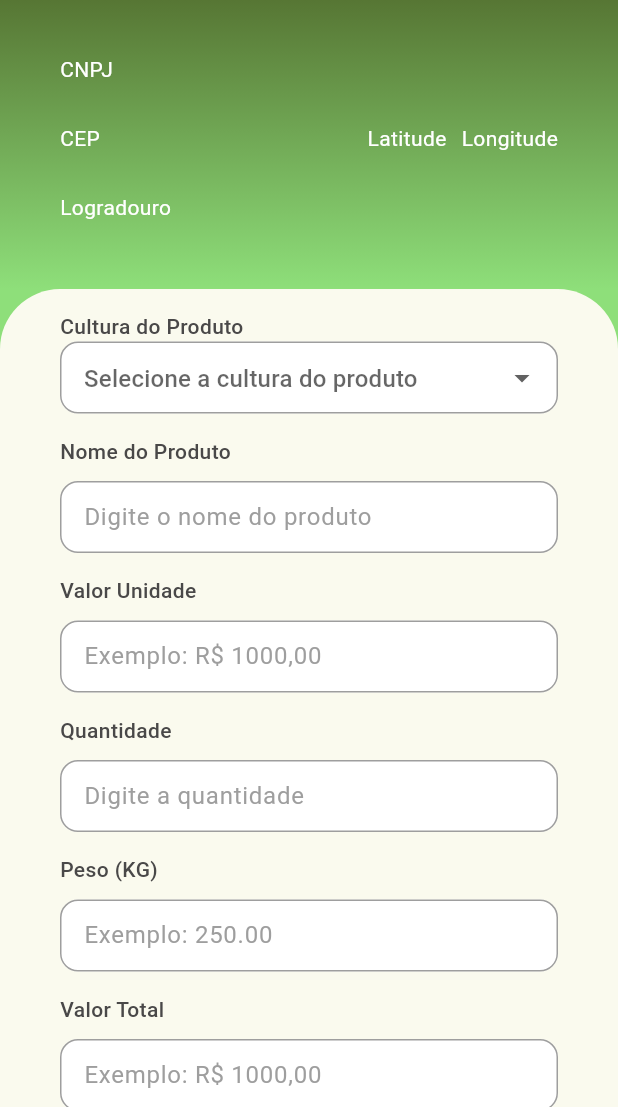
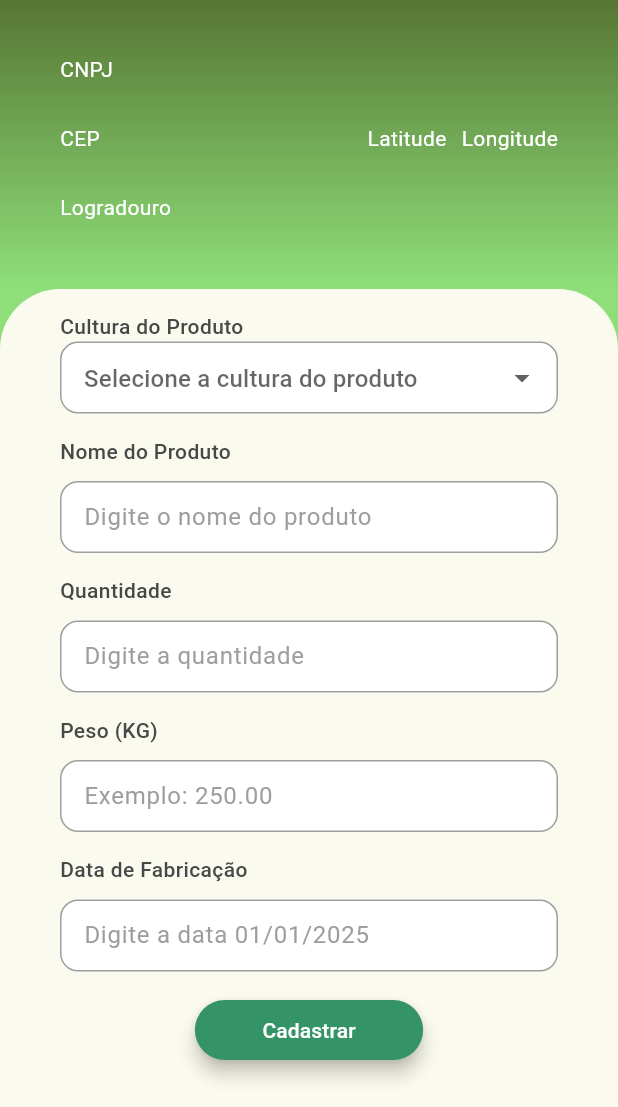
Before and after one commit to Kaio-Goes/farmer, a Flutter app: the CreateRegisterPage screen opened directly with empty values, on a phone screen of 412 x 824 dp, the part 129-1236 px from its top. Run offline on Flutter 3.47's test engine with Material 3 defaults, Android fonts, the phone set to English and light mode, and no system bars; our stand-ins replace flutter_multi_formatter, flutter_secure_storage, mask_text_input_formatter; accounts and stored records are empty.

Commit message:
Fix create register

```diff
--- a/lib/core/models/tracking_form.dart
+++ b/lib/core/models/tracking_form.dart
@@ -5,12 +5,13 @@ class TrackingForm {
   late String nameProduct;
   late int quantity;
   late String productCulture;
-  late String unitValue;
-  late String totalValue;
-  late String numlot;
+  late String? unitValue;
+  late String? totalValue;
+  late String? numlot;
   late String manufacturingDate;
-  late String invoice;
-  late String dateInvoice;
+  late String? ratailerCorporateName;
+  late String? invoice;
+  late String? dateInvoice;
   late String weight;
   late String createdAt;
 
@@ -19,14 +20,15 @@ class TrackingForm {
     required this.institutionId,
     required this.userId,
     required this.nameProduct,
-    required this.unitValue,
-    required this.totalValue,
+    this.unitValue,
+    this.totalValue,
     required this.quantity,
     required this.productCulture,
-    required this.numlot,
+    this.numlot,
     required this.manufacturingDate,
-    required this.invoice,
-    required this.dateInvoice,
+    this.ratailerCorporateName,
+    this.invoice,
+    this.dateInvoice,
     required this.weight,
     required this.createdAt,
   });
@@ -42,6 +44,7 @@ List<TrackingForm> listForm = [
     totalValue: '45950.00',
     quantity: 5000,
     productCulture: 'Tomate',
+    ratailerCorporateName: 'Spezi Tecnologia',
     numlot: '00150',
     manufacturingDate: '21/01/2025',
     invoice: '123456789012345',
@@ -54,14 +57,9 @@ List<TrackingForm> listForm = [
     institutionId: '1',
     userId: '1',
     nameProduct: 'Morango Nordeste',
-    unitValue: '2.50',
-    totalValue: '64950.00',
     quantity: 15000,
     productCulture: 'Morango',
-    numlot: '00151',
     manufacturingDate: '21/01/2025',
-    invoice: '123456789343443',
-    dateInvoice: '21/01/2025',
     weight: '1000.00',
     createdAt: '2025-01-20 08:40',
   ),
@@ -70,14 +68,9 @@ List<TrackingForm> listForm = [
     institutionId: '2',
     userId: '1',
     nameProduct: 'Banana Nanica',
-    unitValue: '0.50',
-    totalValue: '22950.00',
     quantity: 2500,
     productCulture: 'Banana',
-    numlot: '00152',
     manufacturingDate: '21/01/2025',
-    invoice: '12345678901455',
-    dateInvoice: '21/01/2025',
     weight: '1200.00',
     createdAt: '2025-01-20 08:40',
   ),
--- a/lib/pages/register/create_register_page.dart
+++ b/lib/pages/register/create_register_page.dart
@@ -7,6 +7,7 @@ import 'package:farmer/core/services/auth_service.dart';
 import 'package:farmer/core/utilities/styles_constants.dart';
 import 'package:farmer/core/utilities/text_fields.dart';
 import 'package:farmer/core/utilities/validations.dart';
+import 'package:farmer/pages/expedition/create_expedition_page.dart';
 import 'package:farmer/pages/register/my_register_page.dart';
 import 'package:flutter/material.dart';
 import 'package:flutter/services.dart';
@@ -41,30 +42,19 @@ class _CreateRegisterPageState extends State<CreateRegisterPage> {
       return;
     }
 
-    listForm.add(
-      TrackingForm(
+    TrackingForm trancking = TrackingForm(
       id: Random().nextInt(200).toString(),
       institutionId: widget.institution.id,
       userId: AuthService().currentUser!.id,
       nameProduct: productNameController.text,
-        unitValue: double.parse(unitValueController.text
-                .replaceAll('.', '')
-                .replaceAll(',', '.'))
-            .toString(),
-        totalValue: double.parse(totalValueController.text
-                .replaceAll('.', '')
-                .replaceAll(',', '.'))
-            .toString(),
       quantity: int.parse(quantityController.text),
       productCulture: productCulture!,
-        numlot: lotController.text,
       manufacturingDate: manufacturingDateController.text,
-        invoice: invoiceController.text,
-        dateInvoice: dateInvoiceController.text,
       weight: weightValueController.text,
       createdAt: DateTime.now().toString(),
-      ),
     );
+
+    listForm.add(trancking);
 
     showDialog(
       context: context,
@@ -88,6 +78,27 @@ class _CreateRegisterPageState extends State<CreateRegisterPage> {
               ),
               child: const Text(
                 "Meus rastreios",
+                style: TextStyle(color: Colors.white),
+              ),
+            ),
+            TextButton(
+              style: ElevatedButton.styleFrom(
+                elevation: 3,
+                backgroundColor: colorTertiary,
+              ),
+              onPressed: () async {
+                Navigator.of(context).pop();
+                // ignore: use_build_context_synchronously
+                Navigator.of(context).pushReplacement(
+                  MaterialPageRoute(
+                    builder: (context) => CreateExpeditionPage(
+                      trackingForm: trancking,
+                    ),
+                  ),
+                );
+              },
+              child: const Text(
+                "Adicionar Expedição",
                 style: TextStyle(color: Colors.white),
               ),
             ),
@@ -299,20 +310,20 @@ class _CreateRegisterPageState extends State<CreateRegisterPage> {
                               hint: 'Digite o nome do produto',
                               label: 'Nome do Produto',
                             ),
-                            SizedBox(height: 15),
-                            modernTextFormField(
-                                controller: unitValueController,
-                                validator: (value) => validatorMoney(value),
-                                textInputType:
-                                    TextInputType.numberWithOptions(),
-                                hint: 'Exemplo: R\$ 1000,00',
-                                label: 'Valor Unidade',
-                                inputFormatters: [
-                                  CurrencyInputFormatter(
-                                    thousandSeparator: ThousandSeparator.Period,
-                                    mantissaLength: 2,
-                                  )
-                                ]),
+                            // SizedBox(height: 15),
+                            // modernTextFormField(
+                            //     controller: unitValueController,
+                            //     validator: (value) => validatorMoney(value),
+                            //     textInputType:
+                            //         TextInputType.numberWithOptions(),
+                            //     hint: 'Exemplo: R\$ 1000,00',
+                            //     label: 'Valor Unidade',
+                            //     inputFormatters: [
+                            //       CurrencyInputFormatter(
+                            //         thousandSeparator: ThousandSeparator.Period,
+                            //         mantissaLength: 2,
+                            //       )
+                            //     ]),
                             SizedBox(height: 15),
                             modernTextFormField(
                               controller: quantityController,
@@ -347,27 +358,27 @@ class _CreateRegisterPageState extends State<CreateRegisterPage> {
                                     mantissaLength: 2,
                                   )
                                 ]),
-                            SizedBox(height: 15),
-                            modernTextFormField(
-                                controller: totalValueController,
-                                validator: (value) => validatorMoney(value),
-                                textInputType:
-                                    TextInputType.numberWithOptions(),
-                                hint: 'Exemplo: R\$ 1000,00',
-                                label: 'Valor Total',
-                                inputFormatters: [
-                                  CurrencyInputFormatter(
-                                    thousandSeparator: ThousandSeparator.Period,
-                                    mantissaLength: 2,
-                                  )
-                                ]),
-                            SizedBox(height: 15),
-                            modernTextFormField(
-                              controller: lotController,
-                              validator: (value) => validatorName(value),
-                              hint: 'Digite o lote',
-                              label: 'Lote',
-                            ),
+                            // SizedBox(height: 15),
+                            // modernTextFormField(
+                            //     controller: totalValueController,
+                            //     validator: (value) => validatorMoney(value),
+                            //     textInputType:
+                            //         TextInputType.numberWithOptions(),
+                            //     hint: 'Exemplo: R\$ 1000,00',
+                            //     label: 'Valor Total',
+                            //     inputFormatters: [
+                            //       CurrencyInputFormatter(
+                            //         thousandSeparator: ThousandSeparator.Period,
+                            //         mantissaLength: 2,
+                            //       )
+                            //     ]),
+                            // SizedBox(height: 15),
+                            // modernTextFormField(
+                            //   controller: lotController,
+                            //   validator: (value) => validatorName(value),
+                            //   hint: 'Digite o lote',
+                            //   label: 'Lote',
+                            // ),
                             SizedBox(height: 15),
                             modernTextFormField(
                               controller: manufacturingDateController,
@@ -383,28 +394,28 @@ class _CreateRegisterPageState extends State<CreateRegisterPage> {
                                 )
                               ],
                             ),
-                            SizedBox(height: 15),
-                            modernTextFormField(
-                              controller: invoiceController,
-                              validator: (value) => validatorName(value),
-                              hint: 'Digite o Nº da Nota Fiscal',
-                              label: 'Nota Fiscal',
-                            ),
-                            SizedBox(height: 15),
-                            modernTextFormField(
-                              controller: dateInvoiceController,
-                              validator: (value) => validatorDate(value),
-                              hint: 'Digite a data 01/01/2025',
-                              label: 'Data de Emissão da NF',
-                              textInputType: TextInputType.numberWithOptions(),
-                              inputFormatters: [
-                                MaskTextInputFormatter(
-                                  mask: '##/##/####',
-                                  filter: {"#": RegExp(r'^[0-9]*$')},
-                                  type: MaskAutoCompletionType.lazy,
-                                )
-                              ],
-                            ),
+                            // SizedBox(height: 15),
+                            // modernTextFormField(
+                            //   controller: invoiceController,
+                            //   validator: (value) => validatorName(value),
+                            //   hint: 'Digite o Nº da Nota Fiscal',
+                            //   label: 'Nota Fiscal',
+                            // ),
+                            // SizedBox(height: 15),
+                            // modernTextFormField(
+                            //   controller: dateInvoiceController,
+                            //   validator: (value) => validatorDate(value),
+                            //   hint: 'Digite a data 01/01/2025',
+                            //   label: 'Data de Emissão da NF',
+                            //   textInputType: TextInputType.numberWithOptions(),
+                            //   inputFormatters: [
+                            //     MaskTextInputFormatter(
+                            //       mask: '##/##/####',
+                            //       filter: {"#": RegExp(r'^[0-9]*$')},
+                            //       type: MaskAutoCompletionType.lazy,
+                            //     )
+                            //   ],
+                            // ),
                             SizedBox(height: 15),
                             Center(
                               child: ElevatedButton(
```
Also changed, not shown: lib/components/card_tracking_form.dart (+23 -9 lines), lib/pages/expedition/create_expedition_page.dart (added, +19 -0 lines). Lines whose indentation alone changed are shown as unchanged.
